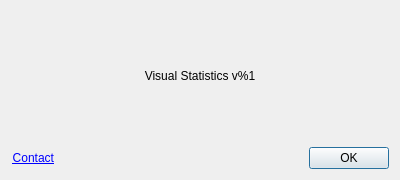
Above: VisualStatistics/AboutDialog.ui from kery/MacVisTat before the change. Below: the same form after it.
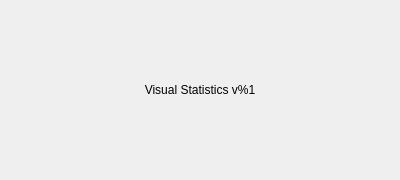
That is the form after the change.

Commit message: Add contact menu item.

Diff of the .ui file:
```diff
--- a/VisualStatistics/AboutDialog.ui
+++ b/VisualStatistics/AboutDialog.ui
@@ -27,42 +27,6 @@
      </property>
     </widget>
    </item>
-   <item>
-    <layout class="QHBoxLayout" name="horizontalLayout">
-     <item>
-      <widget class="QLabel" name="contactLabel">
-       <property name="sizePolicy">
-        <sizepolicy hsizetype="Preferred" vsizetype="Fixed">
-         <horstretch>0</horstretch>
-         <verstretch>0</verstretch>
-        </sizepolicy>
-       </property>
-       <property name="text">
-        <string>&lt;a href=&quot;mailto:kery.wu@nokia-sbell.com?Subject=Visual%20Statistics&quot;&gt;Contact&lt;/a&gt;</string>
-       </property>
-       <property name="alignment">
-        <set>Qt::AlignRight|Qt::AlignTrailing|Qt::AlignVCenter</set>
-       </property>
-       <property name="openExternalLinks">
-        <bool>true</bool>
-       </property>
-      </widget>
-     </item>
-     <item>
-      <widget class="QDialogButtonBox" name="buttonBox">
-       <property name="orientation">
-        <enum>Qt::Horizontal</enum>
-       </property>
-       <property name="standardButtons">
-        <set>QDialogButtonBox::Ok</set>
-       </property>
-       <property name="centerButtons">
-        <bool>false</bool>
-       </property>
-      </widget>
-     </item>
-    </layout>
-   </item>
   </layout>
  </widget>
  <resources/>
```
Left out of the diff: 35 changed lines with no effect on the pictures. The commit also changes 4 other files.
